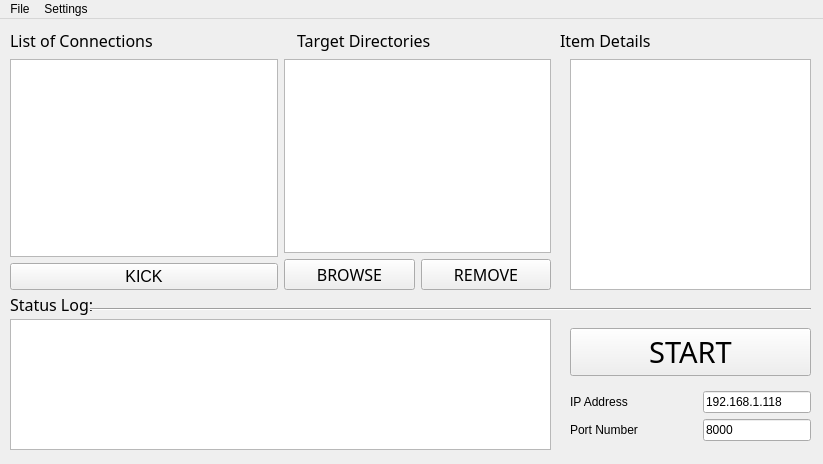
SuperKuooo/ZYNC, file src/Server/File Transfer Server.ui: the form before one commit.
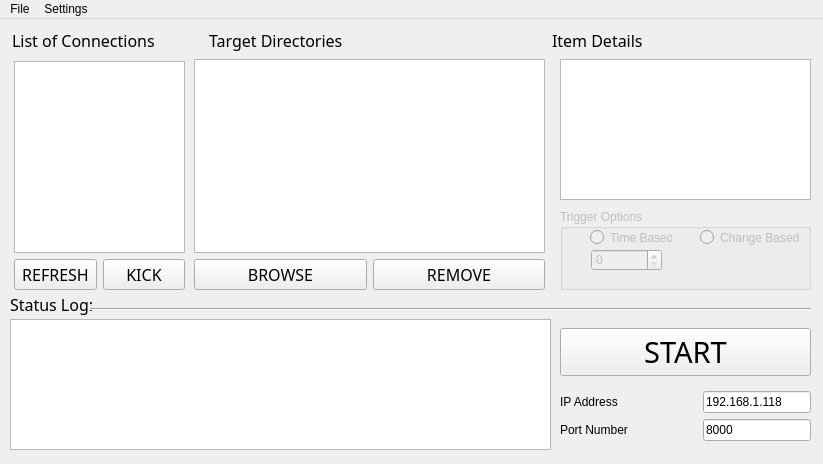
The form after the commit.

```diff
--- a/src/Server/File Transfer Server.ui
+++ b/src/Server/File Transfer Server.ui
@@ -60,25 +60,6 @@
      <string>Status Log:</string>
     </property>
    </widget>
-   <widget class="QTextEdit" name="txtDetails">
-    <property name="geometry">
-     <rect>
-      <x>570</x>
-      <y>40</y>
-      <width>241</width>
-      <height>231</height>
-     </rect>
-    </property>
-    <property name="font">
-     <font>
-      <family>Myriad Pro</family>
-      <pointsize>10</pointsize>
-     </font>
-    </property>
-    <property name="readOnly">
-     <bool>true</bool>
-    </property>
-   </widget>
    <widget class="Line" name="line">
     <property name="geometry">
      <rect>
@@ -95,174 +76,9 @@
    <widget class="QWidget" name="layoutWidget">
     <property name="geometry">
      <rect>
-      <x>10</x>
-      <y>40</y>
-      <width>541</width>
-      <height>231</height>
-     </rect>
-    </property>
-    <layout class="QHBoxLayout" name="horizontalLayout_2">
-     <item>
-      <layout class="QVBoxLayout" name="verticalLayout">
-       <item>
-        <widget class="QListWidget" name="lstListOfConn">
-         <property name="selectionBehavior">
-          <enum>QAbstractItemView::SelectRows</enum>
-         </property>
-        </widget>
-       </item>
-       <item>
-        <widget class="QPushButton" name="btnKick">
-         <property name="font">
-          <font>
-           <pointsize>12</pointsize>
-          </font>
-         </property>
-         <property name="text">
-          <string>KICK</string>
-         </property>
-        </widget>
-       </item>
-      </layout>
-     </item>
-     <item>
-      <layout class="QVBoxLayout" name="verticalLayout_2">
-       <item>
-        <widget class="QListWidget" name="lstTargetDirs">
-         <property name="dragEnabled">
-          <bool>true</bool>
-         </property>
-         <property name="selectionMode">
-          <enum>QAbstractItemView::MultiSelection</enum>
-         </property>
-         <property name="selectionBehavior">
-          <enum>QAbstractItemView::SelectItems</enum>
-         </property>
-         <property name="currentRow">
-          <number>-1</number>
-         </property>
-        </widget>
-       </item>
-       <item>
-        <layout class="QHBoxLayout" name="horizontalLayout">
-         <item>
-          <widget class="QPushButton" name="btnBrowse">
-           <property name="font">
-            <font>
-             <family>Myriad Pro</family>
-             <pointsize>12</pointsize>
-            </font>
-           </property>
-           <property name="text">
-            <string>BROWSE</string>
-           </property>
-          </widget>
-         </item>
-         <item>
-          <widget class="QPushButton" name="btnRemove">
-           <property name="font">
-            <font>
-             <family>Myriad Pro</family>
-             <pointsize>12</pointsize>
-            </font>
-           </property>
-           <property name="text">
-            <string>REMOVE</string>
-           </property>
-          </widget>
-         </item>
-        </layout>
-       </item>
-      </layout>
-     </item>
-    </layout>
-   </widget>
-   <widget class="QWidget" name="layoutWidget">
-    <property name="geometry">
-     <rect>
-      <x>10</x>
-      <y>10</y>
-      <width>641</width>
-      <height>22</height>
-     </rect>
-    </property>
-    <layout class="QHBoxLayout" name="horizontalLayout_3">
-     <item>
-      <widget class="QLabel" name="lblListOfConnection">
-       <property name="font">
-        <font>
-         <family>Myriad Pro</family>
-         <pointsize>12</pointsize>
-        </font>
-       </property>
-       <property name="text">
-        <string>List of Connections</string>
-       </property>
-      </widget>
-     </item>
-     <item>
-      <spacer name="horizontalSpacer">
-       <property name="orientation">
-        <enum>Qt::Horizontal</enum>
-       </property>
-       <property name="sizeType">
-        <enum>QSizePolicy::Fixed</enum>
-       </property>
-       <property name="sizeHint" stdset="0">
-        <size>
-         <width>138</width>
-         <height>20</height>
-        </size>
-       </property>
-      </spacer>
-     </item>
-     <item>
-      <widget class="QLabel" name="lblTargetDirectories">
-       <property name="font">
-        <font>
-         <family>Myriad Pro</family>
-         <pointsize>12</pointsize>
-        </font>
-       </property>
-       <property name="text">
-        <string>Target Directories</string>
-       </property>
-      </widget>
-     </item>
-     <item>
-      <spacer name="horizontalSpacer_4">
-       <property name="orientation">
-        <enum>Qt::Horizontal</enum>
-       </property>
-       <property name="sizeHint" stdset="0">
-        <size>
-         <width>40</width>
-         <height>20</height>
-        </size>
-       </property>
-      </spacer>
-     </item>
-     <item>
-      <widget class="QLabel" name="lblDetails">
-       <property name="font">
-        <font>
-         <family>Myriad Pro</family>
-         <pointsize>12</pointsize>
-        </font>
-       </property>
-       <property name="text">
-        <string>Item Details</string>
-       </property>
-      </widget>
-     </item>
-    </layout>
-   </widget>
-   <widget class="QWidget" name="layoutWidget">
-    <property name="geometry">
-     <rect>
-      <x>570</x>
+      <x>560</x>
       <y>300</y>
-      <width>241</width>
+      <width>251</width>
       <height>131</height>
      </rect>
     </property>
@@ -351,6 +167,273 @@
      </item>
     </layout>
    </widget>
+   <widget class="QTextEdit" name="txtDetails">
+    <property name="geometry">
+     <rect>
+      <x>560</x>
+      <y>40</y>
+      <width>251</width>
+      <height>141</height>
+     </rect>
+    </property>
+    <property name="font">
+     <font>
+      <family>Myriad Pro</family>
+      <pointsize>10</pointsize>
+     </font>
+    </property>
+    <property name="readOnly">
+     <bool>true</bool>
+    </property>
+   </widget>
+   <widget class="QGroupBox" name="gpbOptions">
+    <property name="enabled">
+     <bool>false</bool>
+    </property>
+    <property name="geometry">
+     <rect>
+      <x>560</x>
+      <y>190</y>
+      <width>251</width>
+      <height>81</height>
+     </rect>
+    </property>
+    <property name="title">
+     <string>Trigger Options</string>
+    </property>
+    <widget class="QRadioButton" name="rdbTimed">
+     <property name="geometry">
+      <rect>
+       <x>30</x>
+       <y>20</y>
+       <width>82</width>
+       <height>17</height>
+      </rect>
+     </property>
+     <property name="text">
+      <string>Time Based</string>
+     </property>
+    </widget>
+    <widget class="QRadioButton" name="rdbChnaged">
+     <property name="geometry">
+      <rect>
+       <x>140</x>
+       <y>20</y>
+       <width>101</width>
+       <height>17</height>
+      </rect>
+     </property>
+     <property name="text">
+      <string>Change Based</string>
+     </property>
+    </widget>
+    <widget class="QSpinBox" name="spbxTimedSeconds">
+     <property name="geometry">
+      <rect>
+       <x>31</x>
+       <y>40</y>
+       <width>71</width>
+       <height>22</height>
+      </rect>
+     </property>
+    </widget>
+   </widget>
+   <widget class="QWidget" name="">
+    <property name="geometry">
+     <rect>
+      <x>194</x>
+      <y>40</y>
+      <width>351</width>
+      <height>231</height>
+     </rect>
+    </property>
+    <layout class="QVBoxLayout" name="verticalLayout_2">
+     <item>
+      <widget class="QListWidget" name="lstTargetDirs">
+       <property name="dragEnabled">
+        <bool>true</bool>
+       </property>
+       <property name="selectionMode">
+        <enum>QAbstractItemView::MultiSelection</enum>
+       </property>
+       <property name="selectionBehavior">
+        <enum>QAbstractItemView::SelectItems</enum>
+       </property>
+       <property name="currentRow">
+        <number>-1</number>
+       </property>
+      </widget>
+     </item>
+     <item>
+      <layout class="QHBoxLayout" name="horizontalLayout">
+       <item>
+        <widget class="QPushButton" name="btnBrowse">
+         <property name="font">
+          <font>
+           <family>Myriad Pro</family>
+           <pointsize>12</pointsize>
+          </font>
+         </property>
+         <property name="text">
+          <string>BROWSE</string>
+         </property>
+         <property name="shortcut">
+          <string>Ctrl+B</string>
+         </property>
+        </widget>
+       </item>
+       <item>
+        <widget class="QPushButton" name="btnRemove">
+         <property name="font">
+          <font>
+           <family>Myriad Pro</family>
+           <pointsize>12</pointsize>
+          </font>
+         </property>
+         <property name="text">
+          <string>REMOVE</string>
+         </property>
+         <property name="shortcut">
+          <string>Del</string>
+         </property>
+        </widget>
+       </item>
+      </layout>
+     </item>
+    </layout>
+   </widget>
+   <widget class="QWidget" name="">
+    <property name="geometry">
+     <rect>
+      <x>14</x>
+      <y>42</y>
+      <width>171</width>
+      <height>229</height>
+     </rect>
+    </property>
+    <layout class="QVBoxLayout" name="verticalLayout">
+     <item>
+      <widget class="QListWidget" name="lstListOfConn">
+       <property name="selectionBehavior">
+        <enum>QAbstractItemView::SelectRows</enum>
+       </property>
+      </widget>
+     </item>
+     <item>
+      <layout class="QHBoxLayout" name="horizontalLayout_2">
+       <item>
+        <widget class="QPushButton" name="btnRefresh">
+         <property name="font">
+          <font>
+           <family>Myriad Pro</family>
+           <pointsize>12</pointsize>
+          </font>
+         </property>
+         <property name="text">
+          <string>REFRESH</string>
+         </property>
+         <property name="shortcut">
+          <string>R</string>
+         </property>
+        </widget>
+       </item>
+       <item>
+        <widget class="QPushButton" name="btnKick">
+         <property name="font">
+          <font>
+           <family>Myriad Pro</family>
+           <pointsize>12</pointsize>
+          </font>
+         </property>
+         <property name="text">
+          <string>KICK</string>
+         </property>
+        </widget>
+       </item>
+      </layout>
+     </item>
+    </layout>
+   </widget>
+   <widget class="QWidget" name="">
+    <property name="geometry">
+     <rect>
+      <x>12</x>
+      <y>10</y>
+      <width>631</width>
+      <height>22</height>
+     </rect>
+    </property>
+    <layout class="QHBoxLayout" name="horizontalLayout_3">
+     <item>
+      <widget class="QLabel" name="lblListOfConnection">
+       <property name="font">
+        <font>
+         <family>Myriad Pro</family>
+         <pointsize>12</pointsize>
+        </font>
+       </property>
+       <property name="text">
+        <string>List of Connections</string>
+       </property>
+      </widget>
+     </item>
+     <item>
+      <spacer name="horizontalSpacer">
+       <property name="orientation">
+        <enum>Qt::Horizontal</enum>
+       </property>
+       <property name="sizeType">
+        <enum>QSizePolicy::Minimum</enum>
+       </property>
+       <property name="sizeHint" stdset="0">
+        <size>
+         <width>48</width>
+         <height>20</height>
+        </size>
+       </property>
+      </spacer>
+     </item>
+     <item>
+      <widget class="QLabel" name="lblTargetDirectories">
+       <property name="font">
+        <font>
+         <family>Myriad Pro</family>
+         <pointsize>12</pointsize>
+        </font>
+       </property>
+       <property name="text">
+        <string>Target Directories</string>
+       </property>
+      </widget>
+     </item>
+     <item>
+      <spacer name="horizontalSpacer_4">
+       <property name="orientation">
+        <enum>Qt::Horizontal</enum>
+       </property>
+       <property name="sizeHint" stdset="0">
+        <size>
+         <width>40</width>
+         <height>20</height>
+        </size>
+       </property>
+      </spacer>
+     </item>
+     <item>
+      <widget class="QLabel" name="lblDetails">
+       <property name="font">
+        <font>
+         <family>Myriad Pro</family>
+         <pointsize>12</pointsize>
+        </font>
+       </property>
+       <property name="text">
+        <string>Item Details</string>
+       </property>
+      </widget>
+     </item>
+    </layout>
+   </widget>
   </widget>
   <widget class="QMenuBar" name="mnuBar">
    <property name="geometry">
```
Left out of the diff: 9 changed lines with no effect on the pictures.
